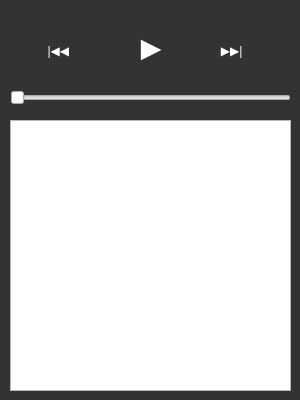
flxw/scplay, file mainwindow.ui: the form before one commit.
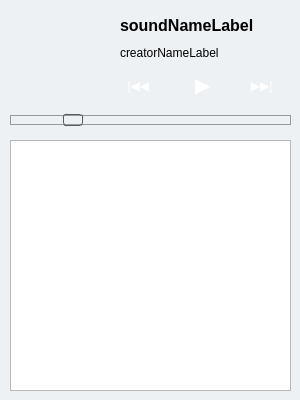
The form after the commit. Icons and pictures are not drawn.

Commit message: Make UI conform with attribution rules and set the text for starters

What changed in the file:
```diff
--- a/mainwindow.ui
+++ b/mainwindow.ui
@@ -15,7 +15,7 @@
   </property>
   <property name="styleSheet">
    <string notr="true">#centralWidget {
-	background-color: #333;
+	background-color: rgb(237,241,244);
 	color: #fff;
 }
 
@@ -47,22 +47,20 @@
     </property>
     <property name="geometry">
      <rect>
-      <x>110</x>
-      <y>10</y>
-      <width>75</width>
-      <height>75</height>
+      <x>175</x>
+      <y>60</y>
+      <width>50</width>
+      <height>50</height>
      </rect>
     </property>
     <property name="font">
      <font>
-      <pointsize>20</pointsize>
-      <weight>75</weight>
-      <bold>true</bold>
+      <pointsize>15</pointsize>
      </font>
     </property>
     <property name="styleSheet">
      <string notr="true">QPushButton {
-	border-radius:37px;
+	border-radius: 25px;
 }</string>
     </property>
     <property name="text">
@@ -75,8 +73,8 @@
     </property>
     <property name="geometry">
      <rect>
-      <x>40</x>
-      <y>30</y>
+      <x>120</x>
+      <y>65</y>
       <width>40</width>
       <height>40</height>
      </rect>
@@ -96,8 +94,8 @@
     </property>
     <property name="geometry">
      <rect>
-      <x>210</x>
-      <y>30</y>
+      <x>240</x>
+      <y>65</y>
       <width>40</width>
       <height>40</height>
      </rect>
@@ -115,9 +113,9 @@
     <property name="geometry">
      <rect>
       <x>10</x>
-      <y>120</y>
+      <y>140</y>
       <width>281</width>
-      <height>271</height>
+      <height>251</height>
      </rect>
     </property>
     <property name="horizontalScrollBarPolicy">
@@ -128,11 +126,29 @@
     <property name="geometry">
      <rect>
       <x>10</x>
-      <y>90</y>
+      <y>110</y>
       <width>281</width>
-      <height>16</height>
+      <height>21</height>
      </rect>
     </property>
+    <property name="styleSheet">
+     <string notr="true"> QSlider::groove:horizontal {
+     border: 1px solid #999999;
+     height: 8px; /* the groove expands to the size of the slider by default. by giving it a height, it has a fixed size */
+     margin: 2px 0;
+ }
+
+ QSlider::handle:horizontal {
+     background: rgba(255,72,0,.8);
+     border: 1px solid #5c5c5c;
+     width: 18px;
+     margin: -2px 0; /* handle is placed by default on the contents rect of the groove. Expand outside the groove */
+     border-radius: 3px;
+ }</string>
+    </property>
+    <property name="value">
+     <number>20</number>
+    </property>
     <property name="tracking">
      <bool>false</bool>
     </property>
@@ -140,6 +156,69 @@
      <enum>Qt::Horizontal</enum>
     </property>
    </widget>
+   <widget class="QLabel" name="artworkLabel">
+    <property name="geometry">
+     <rect>
+      <x>10</x>
+      <y>10</y>
+      <width>100</width>
+      <height>100</height>
+     </rect>
+    </property>
+    <property name="text">
+     <string/>
+    </property>
+    <property name="pixmap">
+     <pixmap resource="resources.qrc">:/icons/artwork.jpg</pixmap>
+    </property>
+    <property name="scaledContents">
+     <bool>true</bool>
+    </property>
+   </widget>
+   <widget class="QLabel" name="soundNameLabel">
+    <property name="geometry">
+     <rect>
+      <x>120</x>
+      <y>10</y>
+      <width>181</width>
+      <height>31</height>
+     </rect>
+    </property>
+    <property name="font">
+     <font>
+      <pointsize>12</pointsize>
+      <weight>75</weight>
+      <bold>true</bold>
+     </font>
+    </property>
+    <property name="text">
+     <string>soundNameLabel</string>
+    </property>
+    <property name="wordWrap">
+     <bool>true</bool>
+    </property>
+   </widget>
+   <widget class="QLabel" name="creatorNameLabel">
+    <property name="geometry">
+     <rect>
+      <x>120</x>
+      <y>45</y>
+      <width>161</width>
+      <height>16</height>
+     </rect>
+    </property>
+    <property name="text">
+     <string>creatorNameLabel</string>
+    </property>
+   </widget>
+   <zorder>playPauseButton</zorder>
+   <zorder>prevButton</zorder>
+   <zorder>nextButton</zorder>
+   <zorder>songView</zorder>
+   <zorder>artworkLabel</zorder>
+   <zorder>progressBar</zorder>
+   <zorder>soundNameLabel</zorder>
+   <zorder>creatorNameLabel</zorder>
   </widget>
  </widget>
  <layoutdefault spacing="6" margin="11"/>
```
Left out of the diff: 4 changed lines with no effect on the pictures. The commit also changes 1 other file.
